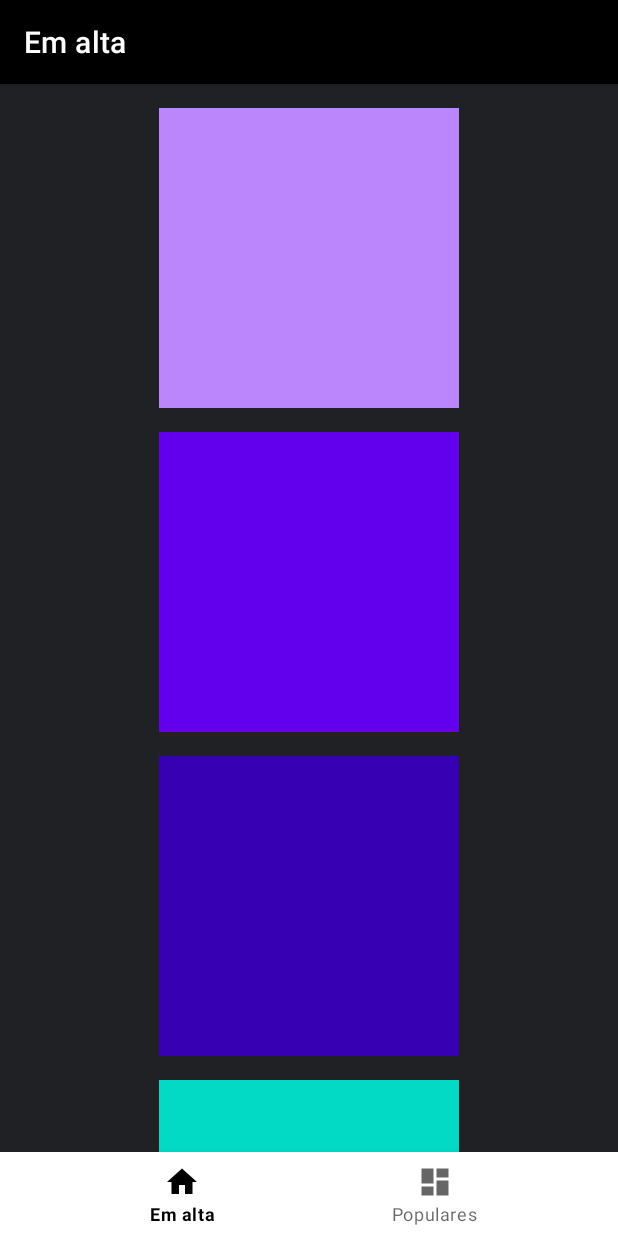
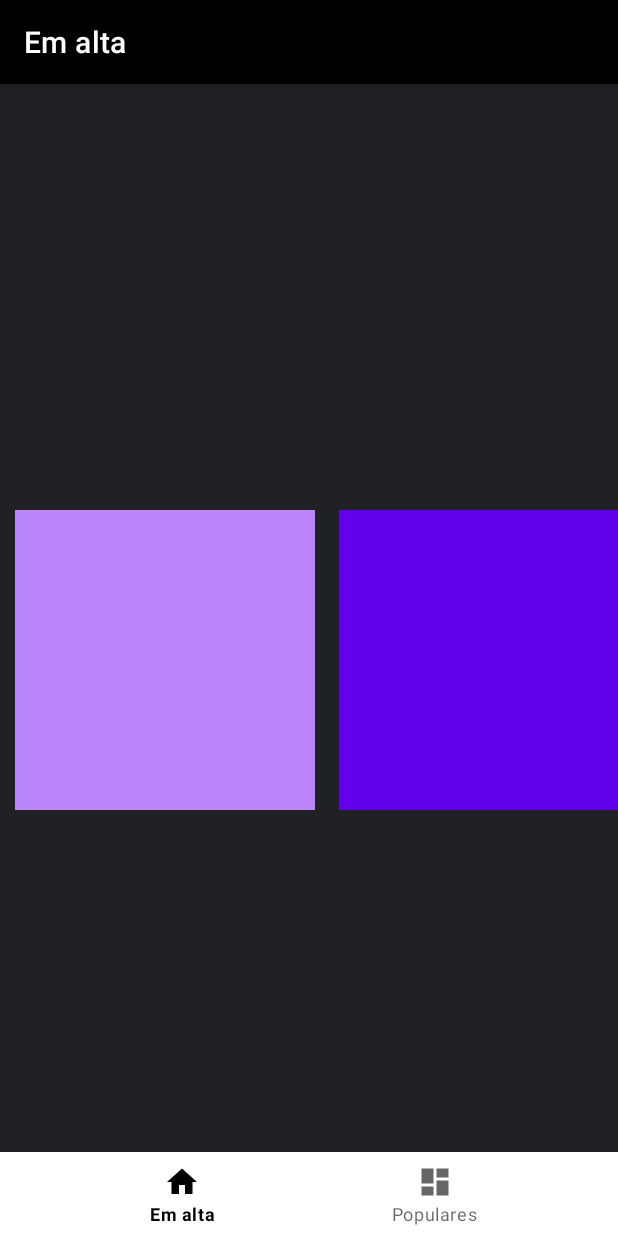
Before and after one commit to igoramos77/tassioflix-android, an Android app: the screen it shows after launch (MainActivity), on a phone screen of 412 x 824 dp. Run offline under Robolectric (Android 15) with nearby library versions, the phone set to English and light mode, and no system bars; our stand-ins replace navigation-ui.

Commit message:
feat: horizontal scrollview with cards handle

```diff
--- a/app/src/main/res/layout/fragment_home.xml
+++ b/app/src/main/res/layout/fragment_home.xml
@@ -16,38 +16,45 @@
         android:gravity="center"
         tools:context=".ui.home.HomeFragment">
 
+        <HorizontalScrollView
+            android:layout_width="match_parent"
+            android:layout_height="wrap_content">
+            <LinearLayout
+                android:layout_width="match_parent"
+                android:layout_height="wrap_content"
+                android:orientation="horizontal"
+                android:layout_marginStart="10dp">
+
                 <View
                     android:layout_width="200dp"
                     android:layout_height="200dp"
                     android:background="@color/purple_200"
-            android:layout_marginTop="16dp" />
+                    android:layout_marginEnd="16dp" />
 
                 <View
                     android:layout_width="200dp"
                     android:layout_height="200dp"
-            android:layout_marginTop="16dp"
+                    android:layout_marginEnd="16dp"
                     android:background="@color/purple_500" />
 
                 <View
                     android:layout_width="200dp"
                     android:layout_height="200dp"
                     android:background="@color/purple_700"
-            android:layout_marginTop="16dp"
-            />
+                    android:layout_marginEnd="16dp" />
 
                 <View
                     android:layout_width="200dp"
                     android:layout_height="200dp"
                     android:background="@color/teal_200"
-            android:layout_marginTop="16dp"
-            />
+                    android:layout_marginEnd="16dp" />
 
                 <View
                     android:layout_width="200dp"
                     android:layout_height="200dp"
                     android:background="@color/teal_700"
-            android:layout_marginTop="16dp"
-            />
-
+                    android:layout_marginEnd="16dp" />
+            </LinearLayout>
+        </HorizontalScrollView>
     </LinearLayout>
 </ScrollView>
```
Lines whose indentation alone changed are shown as unchanged.
